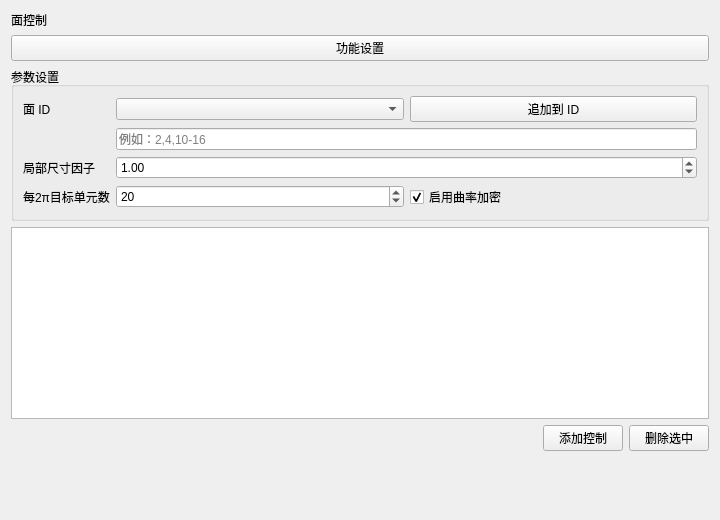
This is plugins/Base_Mesh/MeshFaceControlWidget.ui in asd977/base_cae as Qt 5 draws it before an edit. The edited form follows.
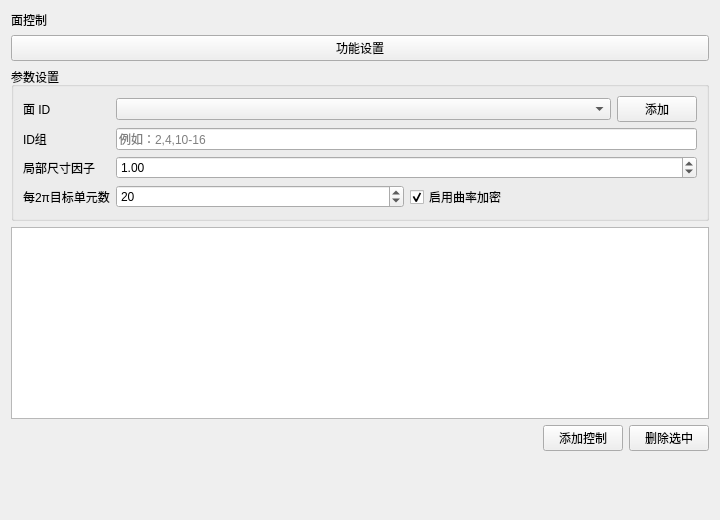
This is the edited form. Custom widgets are drawn as their Qt base class.

```diff
--- a/plugins/Base_Mesh/MeshFaceControlWidget.ui
+++ b/plugins/Base_Mesh/MeshFaceControlWidget.ui
@@ -94,8 +94,14 @@
         </item>
         <item>
          <widget class="QPushButton" name="btnAppendEntity">
+          <property name="sizePolicy">
+           <sizepolicy hsizetype="Fixed" vsizetype="Fixed">
+            <horstretch>0</horstretch>
+            <verstretch>0</verstretch>
+           </sizepolicy>
+          </property>
           <property name="text">
-           <string>追加到 ID</string>
+           <string>添加</string>
           </property>
          </widget>
         </item>
@@ -128,6 +134,13 @@
         </item>
        </layout>
       </item>
+      <item row="1" column="0">
+       <widget class="QLabel" name="label">
+        <property name="text">
+         <string>ID组</string>
+        </property>
+       </widget>
+      </item>
      </layout>
     </widget>
    </item>
```
